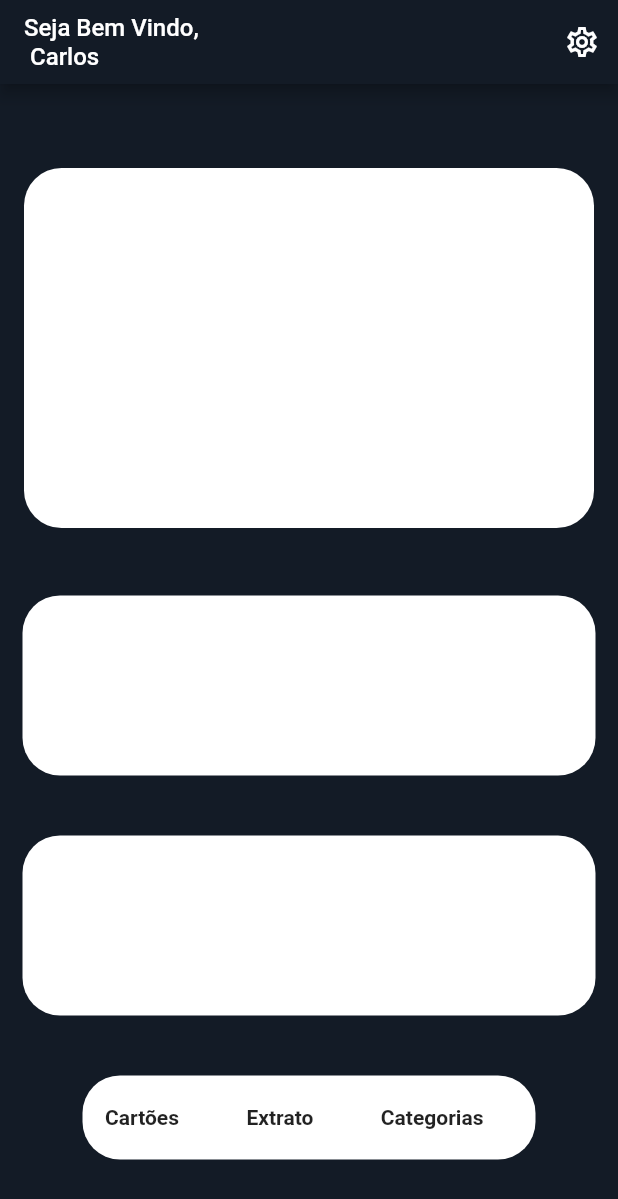
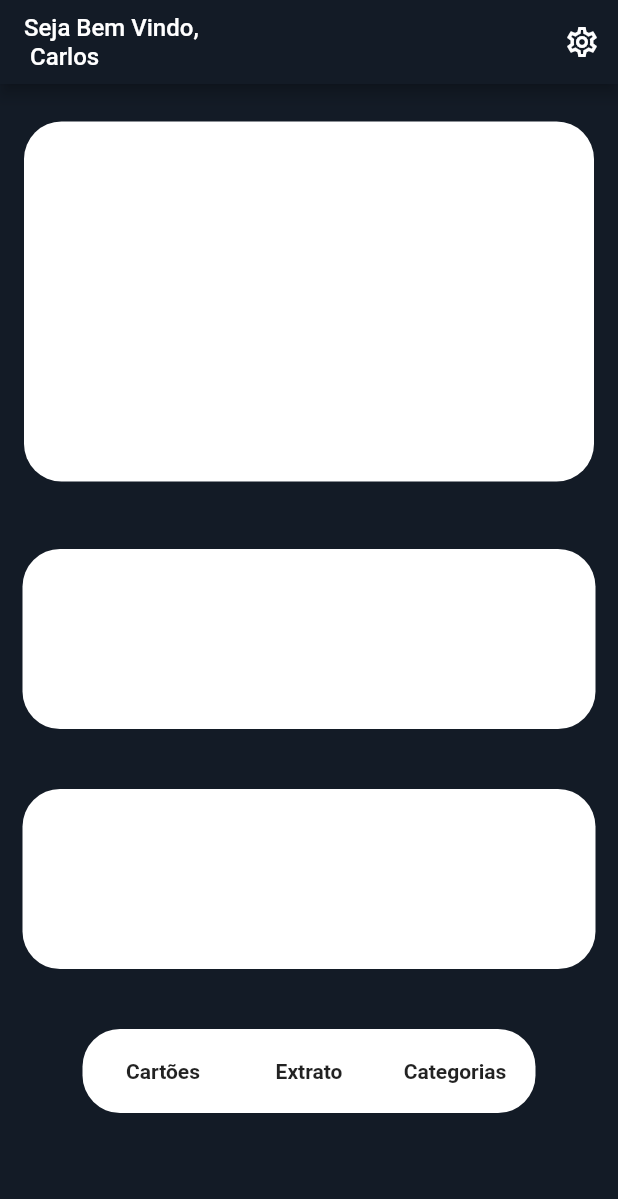
Before and after one commit to Mateusvff/FinX, a Flutter app: the screen it shows after launch, on a phone screen of 412 x 824 dp. Shown: the top 1199 px of the screen. Run offline on Flutter 3.47's test engine with Material 2 defaults, Android fonts, the phone set to English and light mode, and no system bars.

Commit message:
V1.012
ScrowView

```diff
--- a/lib/home.dart
+++ b/lib/home.dart
@@ -32,41 +32,42 @@ class _HomeState extends State<Home> {
           )
         ],
       ),
-      body: Column(
+      body: SingleChildScrollView(
+        child: Column(
           mainAxisAlignment: MainAxisAlignment.center,
           children: [
             Container(
-            margin: EdgeInsets.fromLTRB(5.0, 25.0, 5.0, 25.0),
-            padding: EdgeInsets.fromLTRB(190.0, 120.0, 190.0, 120.0),
+              margin: const EdgeInsets.fromLTRB(5.0, 25.0, 5.0, 25.0),
+              padding: const EdgeInsets.fromLTRB(190.0, 120.0, 190.0, 120.0),
               decoration: BoxDecoration(
                   color: Colors.white,
-                borderRadius: BorderRadius.all(Radius.circular(25))),
+                  borderRadius: const BorderRadius.all(Radius.circular(25))),
               child: Column(),
             ),
             Container(
-            margin: EdgeInsets.fromLTRB(15.0, 20.0, 15.0, 20.0),
-            padding: EdgeInsets.fromLTRB(15.0, 60.0, 15.0, 60.0),
+              margin: const EdgeInsets.fromLTRB(15.0, 20.0, 15.0, 20.0),
+              padding: const EdgeInsets.fromLTRB(15.0, 60.0, 15.0, 60.0),
               decoration: BoxDecoration(
                   color: Colors.white,
-                borderRadius: BorderRadius.all(Radius.circular(25))),
+                  borderRadius: const BorderRadius.all(Radius.circular(25))),
             ),
             Container(
-            margin: EdgeInsets.fromLTRB(15.0, 20.0, 15.0, 20.0),
-            padding: EdgeInsets.fromLTRB(15.0, 60.0, 15.0, 60.0),
+              margin: const EdgeInsets.fromLTRB(15.0, 20.0, 15.0, 20.0),
+              padding: const EdgeInsets.fromLTRB(15.0, 60.0, 15.0, 60.0),
               decoration: BoxDecoration(
                   color: Colors.white,
-                borderRadius: BorderRadius.all(Radius.circular(25))),
+                  borderRadius: const BorderRadius.all(Radius.circular(25))),
             ),
             Container(
-            margin: EdgeInsets.fromLTRB(55.0, 20.0, 55.0, 20.0),
-            padding: EdgeInsets.fromLTRB(5.0, 20.0, 5.0, 20.0),
+              margin: const EdgeInsets.fromLTRB(55.0, 20.0, 55.0, 20.0),
+              padding: const EdgeInsets.fromLTRB(5.0, 20.0, 5.0, 20.0),
               decoration: BoxDecoration(
                   color: Colors.white,
-                borderRadius: BorderRadius.all(Radius.circular(25))),
+                  borderRadius: const BorderRadius.all(Radius.circular(25))),
               child: Row(
-              children: [
-                Container(
-                  margin: EdgeInsets.only(left: 10.0, right: 45.0),
+                children: <Widget>[
+                  Expanded(
+                    child: Container(
                       alignment: Alignment.center,
                       child: Text(
                         'Cartões',
@@ -75,8 +76,9 @@ class _HomeState extends State<Home> {
                         ),
                       ),
                     ),
-                Container(
-                  margin: EdgeInsets.only(right: 45.0),
+                  ),
+                  Expanded(
+                    child: Container(
                       alignment: Alignment.center,
                       child: Text(
                         'Extrato',
@@ -85,8 +87,9 @@ class _HomeState extends State<Home> {
                         ),
                       ),
                     ),
-                Container(
-                  margin: EdgeInsets.only(right: 10.0),
+                  ),
+                  Expanded(
+                    child: Container(
                       alignment: Alignment.center,
                       child: Text(
                         'Categorias',
@@ -94,12 +97,14 @@ class _HomeState extends State<Home> {
                           fontWeight: FontWeight.bold,
                         ),
                       ),
-                )
+                    ),
+                  ),
                 ],
               ),
             )
           ],
         ),
+      ),
     );
   }
 }
```
Lines whose indentation alone changed are shown as unchanged.
